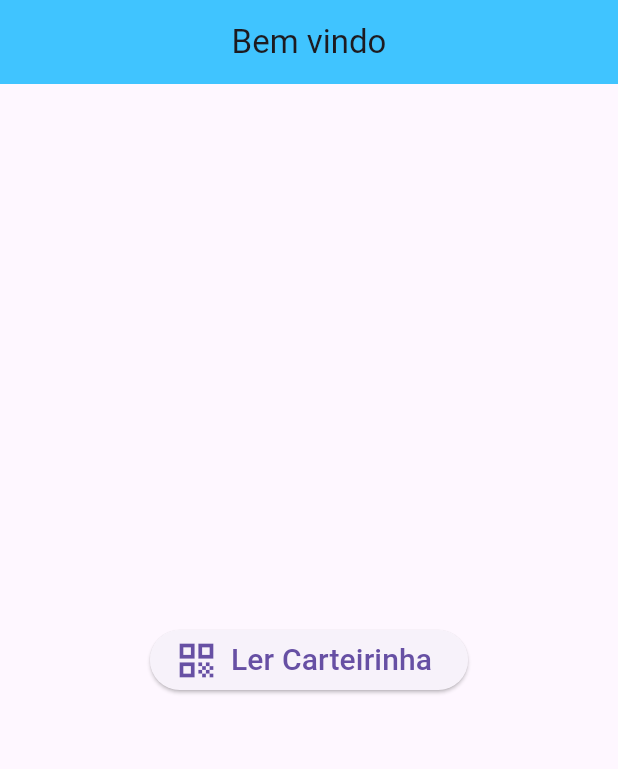
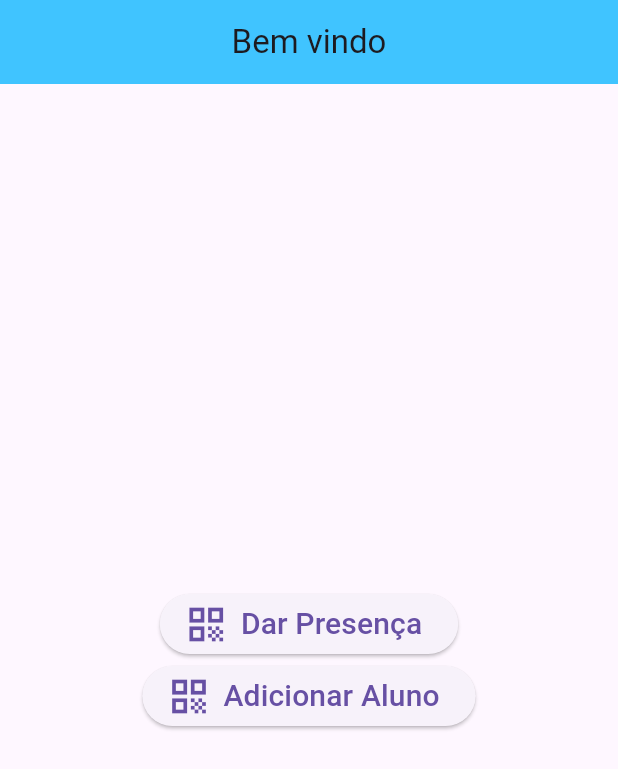
Before and after one commit to danielSantos4/Flutter_SD, a Flutter app: the screen it shows after launch, on a phone screen of 412 x 824 dp. Shown: the top 769 px of the screen. Run offline on Flutter 3.47's test engine with Material 3 defaults, Android fonts, the phone set to English and light mode, and no system bars; missing offline and left inert: flutter_barcode_scanner.

Commit message:
Adicionando botao para adicionar Aluno

```diff
--- a/trabalhosd/lib/view/MyHomePage.dart
+++ b/trabalhosd/lib/view/MyHomePage.dart
@@ -23,11 +23,25 @@ class _MyHomePageState extends State<MyHomePage> {
       false,
       ScanMode.BARCODE,
     );
-    setState(() => ticket = code != '-1' ? code : 'Não validado');
+    setState(() => ticket = code.length == 9 ? code : '-1');
     if (ticket != '-1') {
       Google_S requisition = new Google_S();
       await requisition.addNewDay();
       await requisition.givePresence(ticket);
+    }
+  }
+
+  adicionarAluco() async {
+    String code = await FlutterBarcodeScanner.scanBarcode(
+      "#FFFFFF",
+      "Cancelar",
+      false,
+      ScanMode.BARCODE,
+    );
+    setState(() => ticket = code.length == 9 ? code : '-1');
+    if (ticket != '-1') {
+      Google_S requisition = new Google_S();
+      await requisition.addNewStudent(ticket);
     }
   }
 
@@ -63,7 +77,18 @@ class _MyHomePageState extends State<MyHomePage> {
                 size: 30,
               ),
               label: const Text(
-                'Ler Carteirinha',
+                'Dar Presença',
+                style: TextStyle(fontSize: 20),
+              ),
+            ),
+            ElevatedButton.icon(
+              onPressed: adicionarAluco,
+              icon: const Icon(
+                Icons.qr_code,
+                size: 30,
+              ),
+              label: const Text(
+                'Adicionar Aluno',
                 style: TextStyle(fontSize: 20),
               ),
             ),
--- a/trabalhosd/pubspec.yaml
+++ b/trabalhosd/pubspec.yaml
@@ -37,7 +37,7 @@ dependencies:
   # Use with the CupertinoIcons class for iOS style icons.
   cupertino_icons: ^1.0.2
 
-  http: ^1.1.2
+  http: ^1.1.0
 
 dev_dependencies:
   flutter_test:
```
Also changed, not shown: trabalhosd/pubspec.lock.
